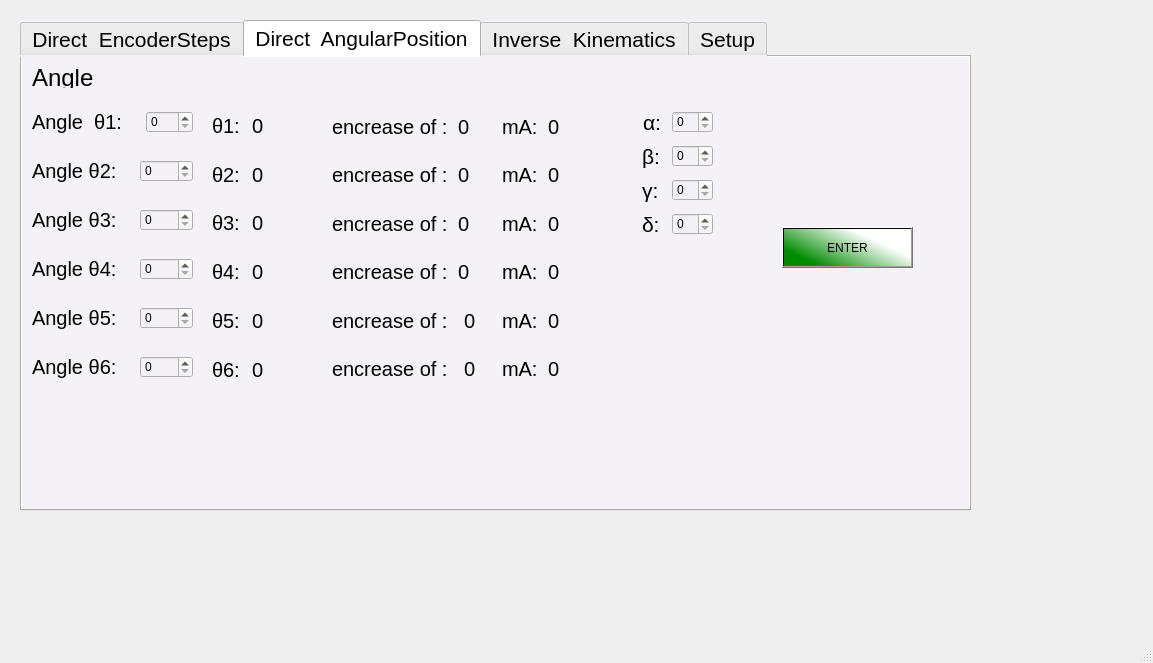
Qt form pyUi/ScorbotUI/pyqtLib/qtfiles/UiClass.ui (Alfystar/Scorbot-CA) before a commit.
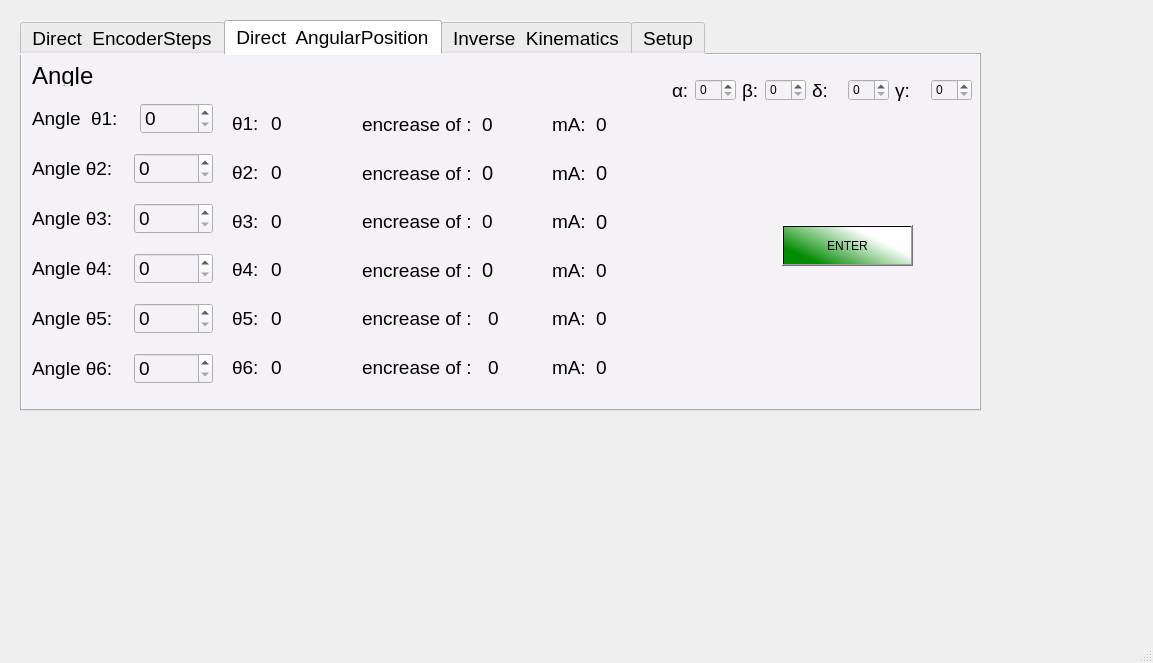
The same form after that commit. The open tabs and pages were chosen to show the change. Icons and pictures are not drawn.

Commit message: Aggiornamento notturno 25-04-2019

Diff of the .ui file:
```diff
--- a/pyUi/ScorbotUI/pyqtLib/qtfiles/UiClass.ui
+++ b/pyUi/ScorbotUI/pyqtLib/qtfiles/UiClass.ui
@@ -44,13 +44,13 @@
      <rect>
       <x>20</x>
       <y>20</y>
-      <width>951</width>
-      <height>491</height>
+      <width>961</width>
+      <height>391</height>
      </rect>
     </property>
     <property name="font">
      <font>
-      <pointsize>16</pointsize>
+      <pointsize>14</pointsize>
      </font>
     </property>
     <property name="toolTip">
@@ -946,15 +946,15 @@
      <widget class="QWidget" name="layoutWidget">
       <property name="geometry">
        <rect>
-        <x>480</x>
+        <x>530</x>
         <y>50</y>
-        <width>121</width>
+        <width>141</width>
         <height>281</height>
        </rect>
       </property>
       <property name="font">
        <font>
-        <pointsize>15</pointsize>
+        <pointsize>14</pointsize>
        </font>
       </property>
       <layout class="QVBoxLayout" name="VmADir">
@@ -976,7 +976,7 @@
            </property>
            <property name="font">
             <font>
-             <pointsize>15</pointsize>
+             <pointsize>14</pointsize>
             </font>
            </property>
            <property name="text">
@@ -988,7 +988,7 @@
           <widget class="QLabel" name="ma1_value1_direct">
            <property name="font">
             <font>
-             <pointsize>15</pointsize>
+             <pointsize>14</pointsize>
             </font>
            </property>
            <property name="text">
@@ -1013,7 +1013,7 @@
            </property>
            <property name="font">
             <font>
-             <pointsize>15</pointsize>
+             <pointsize>14</pointsize>
             </font>
            </property>
            <property name="text">
@@ -1047,7 +1047,7 @@
            </property>
            <property name="font">
             <font>
-             <pointsize>15</pointsize>
+             <pointsize>14</pointsize>
             </font>
            </property>
            <property name="text">
@@ -1081,7 +1081,7 @@
            </property>
            <property name="font">
             <font>
-             <pointsize>15</pointsize>
+             <pointsize>14</pointsize>
             </font>
            </property>
            <property name="text">
@@ -1093,7 +1093,7 @@
           <widget class="QLabel" name="ma4_value4_direct">
            <property name="font">
             <font>
-             <pointsize>15</pointsize>
+             <pointsize>14</pointsize>
             </font>
            </property>
            <property name="text">
@@ -1115,7 +1115,7 @@
            </property>
            <property name="font">
             <font>
-             <pointsize>15</pointsize>
+             <pointsize>14</pointsize>
             </font>
            </property>
            <property name="text">
@@ -1127,7 +1127,7 @@
           <widget class="QLabel" name="ma5_value5_direct">
            <property name="font">
             <font>
-             <pointsize>15</pointsize>
+             <pointsize>14</pointsize>
             </font>
            </property>
            <property name="text">
@@ -1149,7 +1149,7 @@
            </property>
            <property name="font">
             <font>
-             <pointsize>15</pointsize>
+             <pointsize>14</pointsize>
             </font>
            </property>
            <property name="text">
@@ -1161,7 +1161,7 @@
           <widget class="QLabel" name="ma6_value6_direct">
            <property name="font">
             <font>
-             <pointsize>15</pointsize>
+             <pointsize>14</pointsize>
             </font>
            </property>
            <property name="text">
@@ -1176,9 +1176,9 @@
      <widget class="QWidget" name="layoutWidget_7">
       <property name="geometry">
        <rect>
-        <x>190</x>
+        <x>210</x>
         <y>50</y>
-        <width>111</width>
+        <width>121</width>
         <height>281</height>
        </rect>
       </property>
@@ -1203,7 +1203,7 @@
            </property>
            <property name="font">
             <font>
-             <pointsize>15</pointsize>
+             <pointsize>14</pointsize>
             </font>
            </property>
            <property name="text">
@@ -1215,7 +1215,7 @@
           <widget class="QLabel" name="tetaDir_1value">
            <property name="font">
             <font>
-             <pointsize>15</pointsize>
+             <pointsize>14</pointsize>
             </font>
            </property>
            <property name="text">
@@ -1237,7 +1237,7 @@
            </property>
            <property name="font">
             <font>
-             <pointsize>15</pointsize>
+             <pointsize>14</pointsize>
             </font>
            </property>
            <property name="text">
@@ -1249,7 +1249,7 @@
           <widget class="QLabel" name="tetaDir_2value">
            <property name="font">
             <font>
-             <pointsize>15</pointsize>
+             <pointsize>14</pointsize>
             </font>
            </property>
            <property name="text">
@@ -1271,7 +1271,7 @@
            </property>
            <property name="font">
             <font>
-             <pointsize>15</pointsize>
+             <pointsize>14</pointsize>
             </font>
            </property>
            <property name="text">
@@ -1283,7 +1283,7 @@
           <widget class="QLabel" name="tetaDir_3value">
            <property name="font">
             <font>
-             <pointsize>15</pointsize>
+             <pointsize>14</pointsize>
             </font>
            </property>
            <property name="text">
@@ -1305,7 +1305,7 @@
            </property>
            <property name="font">
             <font>
-             <pointsize>15</pointsize>
+             <pointsize>14</pointsize>
             </font>
            </property>
            <property name="text">
@@ -1317,7 +1317,7 @@
           <widget class="QLabel" name="tetaDir_4value">
            <property name="font">
             <font>
-             <pointsize>15</pointsize>
+             <pointsize>14</pointsize>
             </font>
            </property>
            <property name="text">
@@ -1339,7 +1339,7 @@
            </property>
            <property name="font">
             <font>
-             <pointsize>15</pointsize>
+             <pointsize>14</pointsize>
             </font>
            </property>
            <property name="text">
@@ -1351,7 +1351,7 @@
           <widget class="QLabel" name="tetaDir_5value">
            <property name="font">
             <font>
-             <pointsize>15</pointsize>
+             <pointsize>14</pointsize>
             </font>
            </property>
            <property name="text">
@@ -1373,7 +1373,7 @@
            </property>
            <property name="font">
             <font>
-             <pointsize>15</pointsize>
+             <pointsize>14</pointsize>
             </font>
            </property>
            <property name="text">
@@ -1385,7 +1385,7 @@
           <widget class="QLabel" name="tetaDir_6value">
            <property name="font">
             <font>
-             <pointsize>15</pointsize>
+             <pointsize>14</pointsize>
             </font>
            </property>
            <property name="text">
@@ -1402,13 +1402,13 @@
        <rect>
         <x>10</x>
         <y>40</y>
-        <width>161</width>
+        <width>181</width>
         <height>301</height>
        </rect>
       </property>
       <layout class="QVBoxLayout" name="VEn_Dir_3">
        <property name="spacing">
-        <number>12</number>
+        <number>11</number>
        </property>
        <item>
         <layout class="QHBoxLayout" name="Motore1_3" stretch="0,0">
@@ -1416,7 +1416,7 @@
           <widget class="QLabel" name="Angle1_dir">
            <property name="font">
             <font>
-             <pointsize>15</pointsize>
+             <pointsize>14</pointsize>
             </font>
            </property>
            <property name="text">
@@ -1425,7 +1425,13 @@
           </widget>
          </item>
          <item>
-          <widget class="QSpinBox" name="AngleDir_1"/>
+          <widget class="QSpinBox" name="AngleDir_1">
+           <property name="font">
+            <font>
+             <pointsize>14</pointsize>
+            </font>
+           </property>
+          </widget>
          </item>
         </layout>
        </item>
@@ -1435,7 +1441,7 @@
           <widget class="QLabel" name="Angle2_dir">
            <property name="font">
             <font>
-             <pointsize>15</pointsize>
+             <pointsize>14</pointsize>
             </font>
            </property>
            <property name="text">
@@ -1444,7 +1450,13 @@
           </widget>
          </item>
          <item>
-          <widget class="QSpinBox" name="AngleDir_2"/>
+          <widget class="QSpinBox" name="AngleDir_2">
+           <property name="font">
+            <font>
+             <pointsize>14</pointsize>
+            </font>
+           </property>
+          </widget>
          </item>
         </layout>
        </item>
@@ -1454,7 +1466,7 @@
           <widget class="QLabel" name="Angle3_dir">
            <property name="font">
             <font>
-             <pointsize>15</pointsize>
+             <pointsize>14</pointsize>
             </font>
            </property>
            <property name="text">
@@ -1463,7 +1475,13 @@
           </widget>
          </item>
          <item>
-          <widget class="QSpinBox" name="AngleDir_3"/>
+          <widget class="QSpinBox" name="AngleDir_3">
+           <property name="font">
+            <font>
+             <pointsize>14</pointsize>
+            </font>
+           </property>
+          </widget>
          </item>
         </layout>
        </item>
@@ -1473,7 +1491,7 @@
           <widget class="QLabel" name="Angle4_dir">
            <property name="font">
             <font>
-             <pointsize>15</pointsize>
+             <pointsize>14</pointsize>
             </font>
            </property>
            <property name="text">
@@ -1482,7 +1500,13 @@
           </widget>
          </item>
          <item>
-          <widget class="QSpinBox" name="AngleDir_4"/>
+          <widget class="QSpinBox" name="AngleDir_4">
+           <property name="font">
+            <font>
+             <pointsize>14</pointsize>
+            </font>
+           </property>
+          </widget>
          </item>
         </layout>
        </item>
@@ -1492,7 +1516,7 @@
           <widget class="QLabel" name="Angle5_dir">
            <property name="font">
             <font>
-             <pointsize>15</pointsize>
+             <pointsize>14</pointsize>
             </font>
            </property>
            <property name="text">
@@ -1501,7 +1525,13 @@
           </widget>
          </item>
          <item>
-          <widget class="QSpinBox" name="AngleDir_5"/>
+          <widget class="QSpinBox" name="AngleDir_5">
+           <property name="font">
+            <font>
+             <pointsize>14</pointsize>
+            </font>
+           </property>
+          </widget>
          </item>
         </layout>
        </item>
@@ -1511,7 +1541,7 @@
           <widget class="QLabel" name="Angle6_dir">
            <property name="font">
             <font>
-             <pointsize>15</pointsize>
+             <pointsize>14</pointsize>
             </font>
            </property>
            <property name="text">
@@ -1520,7 +1550,13 @@
           </widget>
          </item>
          <item>
-          <widget class="QSpinBox" name="AngleDir_6"/>
+          <widget class="QSpinBox" name="AngleDir_6">
+           <property name="font">
+            <font>
+             <pointsize>14</pointsize>
+            </font>
+           </property>
+          </widget>
          </item>
         </layout>
        </item>
@@ -1529,9 +1565,9 @@
      <widget class="QWidget" name="layoutWidget_8">
       <property name="geometry">
        <rect>
-        <x>310</x>
+        <x>340</x>
         <y>50</y>
-        <width>161</width>
+        <width>181</width>
         <height>281</height>
        </rect>
       </property>
@@ -1548,7 +1584,7 @@
           <widget class="QLabel" name="encrease1_2">
            <property name="font">
             <font>
-             <pointsize>15</pointsize>
+             <pointsize>14</pointsize>
             </font>
            </property>
            <property name="text">
@@ -1560,7 +1596,7 @@
           <widget class="QLabel" name="encrease_value1_2">
            <property name="font">
             <font>
-             <pointsize>15</pointsize>
+             <pointsize>14</pointsize>
             </font>
            </property>
            <property name="text">
@@ -1576,7 +1612,7 @@
           <widget class="QLabel" name="encrease2_2">
            <property name="font">
             <font>
-             <pointsize>15</pointsize>
+             <pointsize>14</pointsize>
             </font>
            </property>
            <property name="text">
@@ -1604,7 +1640,7 @@
           <widget class="QLabel" name="encrease3_2">
            <property name="font">
             <font>
-             <pointsize>15</pointsize>
+             <pointsize>14</pointsize>
             </font>
            </property>
            <property name="text">
@@ -1619,7 +1655,7 @@
           <widget class="QLabel" name="encrease_value3_2">
            <property name="font">
             <font>
-             <pointsize>15</pointsize>
+             <pointsize>14</pointsize>
             </font>
            </property>
            <property name="text">
@@ -1635,7 +1671,7 @@
           <widget class="QLabel" name="encrease4_2">
            <property name="font">
             <font>
-             <pointsize>15</pointsize>
+             <pointsize>14</pointsize>
             </font>
            </property>
            <property name="text">
@@ -1669,7 +1705,7 @@
           <widget class="QLabel" name="encrease5_2">
            <property name="font">
             <font>
-             <pointsize>15</pointsize>
+             <pointsize>14</pointsize>
             </font>
            </property>
            <property name="text">
@@ -1681,7 +1717,7 @@
           <widget class="QLabel" name="encrease_value5_2">
            <property name="font">
             <font>
-             <pointsize>15</pointsize>
+             <pointsize>14</pointsize>
             </font>
            </property>
            <property name="text">
@@ -1697,7 +1733,7 @@
           <widget class="QLabel" name="encrease6_2">
            <property name="font">
             <font>
-             <pointsize>15</pointsize>
+             <pointsize>14</pointsize>
             </font>
            </property>
            <property name="text">
@@ -1709,7 +1745,7 @@
           <widget class="QLabel" name="encrease_value6_2">
            <property name="font">
             <font>
-             <pointsize>15</pointsize>
+             <pointsize>14</pointsize>
             </font>
            </property>
            <property name="text">
@@ -1721,29 +1757,39 @@
        </item>
       </layout>
      </widget>
-     <widget class="QWidget" name="layoutWidget">
+     <widget class="QLabel" name="image_2">
       <property name="geometry">
        <rect>
-        <x>620</x>
-        <y>50</y>
-        <width>71</width>
-        <height>136</height>
+        <x>1789</x>
+        <y>59</y>
+        <width>141</width>
+        <height>141</height>
        </rect>
       </property>
-      <layout class="QVBoxLayout" name="verticalLayout">
+      <property name="styleSheet">
+       <string notr="true">image: url(:/image/Logo-Uni-Tor-Vergata.png_256x256.png);</string>
+      </property>
+      <property name="text">
+       <string/>
+      </property>
+     </widget>
+     <widget class="QWidget" name="">
+      <property name="geometry">
+       <rect>
+        <x>650</x>
+        <y>20</y>
+        <width>300</width>
+        <height>30</height>
+       </rect>
+      </property>
+      <layout class="QHBoxLayout" name="horizontalLayout_43">
        <item>
-        <layout class="QHBoxLayout" name="horizontalLayout_103">
-         <property name="leftMargin">
-          <number>1</number>
-         </property>
-         <property name="topMargin">
-          <number>0</number>
-         </property>
+        <layout class="QHBoxLayout" name="horizontalLayout_10">
          <item>
           <widget class="QLabel" name="alpha_6">
            <property name="font">
             <font>
-             <pointsize>16</pointsize>
+             <pointsize>14</pointsize>
             </font>
            </property>
            <property name="text">
@@ -1754,53 +1800,34 @@
          <item>
           <widget class="QSpinBox" name="alphaValue"/>
          </item>
-        </layout>
-       </item>
-       <item>
-        <layout class="QHBoxLayout" name="horizontalLayout_100">
          <item>
-          <widget class="QLabel" name="beta_4">
-           <property name="font">
-            <font>
-             <pointsize>16</pointsize>
-            </font>
-           </property>
-           <property name="text">
-            <string>β:</string>
-           </property>
-          </widget>
+          <layout class="QHBoxLayout" name="horizontalLayout_11">
+           <item>
+            <widget class="QLabel" name="beta_4">
+             <property name="font">
+              <font>
+               <pointsize>14</pointsize>
+              </font>
+             </property>
+             <property name="text">
+              <string>β:</string>
+             </property>
+            </widget>
+           </item>
+           <item>
+            <widget class="QSpinBox" name="betaValue"/>
+           </item>
+          </layout>
          </item>
-         <item>
-          <widget class="QSpinBox" name="betaValue"/>
-         </item>
         </layout>
        </item>
        <item>
-        <layout class="QHBoxLayout" name="horizontalLayout_99">
-         <item>
-          <widget class="QLabel" name="gamma_3">
-           <property name="font">
-            <font>
-             <pointsize>16</pointsize>
-            </font>
-           </property>
-           <property name="text">
-            <string>γ:</string>
-           </property>
-          </widget>
-         </item>
-         <item>
-          <widget class="QSpinBox" name="gammaValue"/>
-         </item>
-        </layout>
-       </item>
-       <item>
-        <layout class="QHBoxLayout" name="horizontalLayout_104">
+        <layout class="QHBoxLayout" name="horizontalLayout_13">
          <item>
           <widget class="QLabel" name="delta_3">
            <property name="font">
             <font>
-             <pointsize>16</pointsize>
+             <pointsize>14</pointsize>
             </font>
            </property>
            <property name="text">
@@ -1813,6 +1840,25 @@
          </item>
         </layout>
        </item>
+       <item>
+        <layout class="QHBoxLayout" name="horizontalLayout_12">
+         <item>
+          <widget class="QLabel" name="gamma_3">
+           <property name="font">
+            <font>
+             <pointsize>14</pointsize>
+            </font>
+           </property>
+           <property name="text">
+            <string>γ:</string>
+           </property>
+          </widget>
+         </item>
+         <item>
+          <widget class="QSpinBox" name="gammaValue"/>
+         </item>
+        </layout>
+       </item>
       </layout>
      </widget>
     </widget>
```
Left out of the diff: 291 changed lines with no effect on the pictures. The commit also changes 2 other files.
